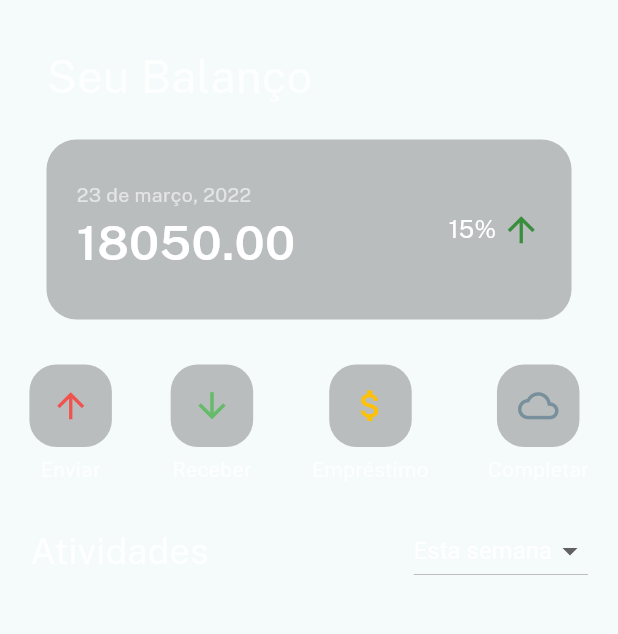
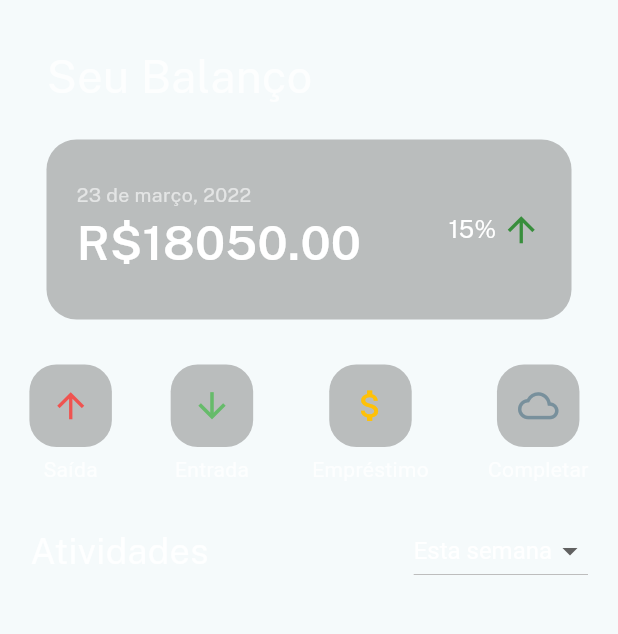
Before and after one commit to Gabriel-Passoss/MyFinances, a Flutter app: the screen it shows after launch, on a phone screen of 412 x 824 dp, the part 84-718 px from its top. Run offline on Flutter 3.47's test engine with Material 2 defaults, Android fonts, the phone set to English and light mode, and no system bars; project files that could hold a hidden picture were left out.

```diff
--- a/lib/components/Operations.dart
+++ b/lib/components/Operations.dart
@@ -1,8 +1,18 @@
 import 'package:flutter/material.dart';
-import '../components/OperationButton.dart';
+import 'operation_button.dart';
+
+import 'modals/send_modal.dart';
 
 class Operations extends StatelessWidget {
   const Operations({super.key});
+
+  _openSendModal(BuildContext context) {
+    showModalBottomSheet(
+        context: context,
+        builder: (_) {
+          return const SendModal();
+        });
+  }
 
   @override
   Widget build(BuildContext context) {
@@ -11,15 +21,19 @@ class Operations extends StatelessWidget {
       child: Row(
         mainAxisAlignment: MainAxisAlignment.spaceAround,
         children: [
-          OperationButton(
-            icon: Icons.arrow_upward,
-            color: Colors.red.shade400,
-            title: 'Enviar',
+          InkWell(
+            borderRadius: BorderRadius.circular(15),
+            onTap: () => _openSendModal(context),
+            child: OperationButton(
+              icon: Icons.arrow_upward,
+              color: Colors.red.shade400,
+              title: 'Saída',
+            ),
           ),
           OperationButton(
             icon: Icons.arrow_downward,
             color: Colors.green.shade400,
-            title: 'Receber',
+            title: 'Entrada',
           ),
           OperationButton(
             icon: Icons.attach_money_outlined,
--- a/lib/components/balance_card.dart
+++ b/lib/components/balance_card.dart
@@ -7,8 +7,11 @@ class BalanceCard extends StatelessWidget {
   final double balance;
   final List<Transaction> transactions;
 
-  const BalanceCard(
-      {super.key, required this.balance, required this.transactions});
+  const BalanceCard({
+    super.key,
+    required this.balance,
+    required this.transactions,
+  });
 
   void _enterSummaryPage(BuildContext context) {
     Navigator.of(context).pushNamed(
@@ -38,18 +41,16 @@ class BalanceCard extends StatelessWidget {
                 mainAxisAlignment: MainAxisAlignment.center,
                 crossAxisAlignment: CrossAxisAlignment.start,
                 children: [
-                  Container(
-                    child: Text(
-                      '23 de março, 2022',
-                      style: TextStyle(
-                        color: Colors.white.withOpacity(0.6),
-                        fontFamily: 'PublicSans',
-                        fontSize: 13,
-                      ),
+                  Text(
+                    '23 de março, 2022',
+                    style: TextStyle(
+                      color: Colors.white.withOpacity(0.6),
+                      fontFamily: 'PublicSans',
+                      fontSize: 13,
                     ),
                   ),
                   Text(
-                    balance.toStringAsFixed(2),
+                    'R\$${balance.toStringAsFixed(2)}',
                     style: const TextStyle(
                       color: Colors.white,
                       fontFamily: 'PublicSans',
--- a/lib/components/OperationButton.dart
+++ b/lib/components/operation_button.dart
@@ -23,13 +23,10 @@ class OperationButton extends StatelessWidget {
           decoration: BoxDecoration(
               color: Colors.grey[700]!.withOpacity(0.4),
               borderRadius: BorderRadius.circular(18)),
-          child: IconButton(
-            onPressed: () {},
-            icon: Icon(
-              icon,
-              color: color,
-              size: 27,
-            ),
+          child: Icon(
+            icon,
+            color: color,
+            size: 27,
           ),
         ),
         Text(
--- a/lib/main.dart
+++ b/lib/main.dart
@@ -21,7 +21,7 @@ class MyApp extends StatelessWidget {
         canvasColor: Colors.black12,
       ),
       routes: {
-        AppRoutes.HOME: (ctx) => HomePage(),
+        AppRoutes.HOME: (ctx) => const HomePage(),
         AppRoutes.SUMMARY: (ctx) => const Summary(),
       },
     );
--- a/lib/pages/home.dart
+++ b/lib/pages/home.dart
@@ -1,6 +1,6 @@
 import 'package:flutter/material.dart';
 import '../models/transaction.dart';
-import '../components/Operations.dart';
+import '../components/operations.dart';
 import '../components/balance_card.dart';
 
 class HomePage extends StatefulWidget {
@@ -44,9 +44,10 @@ class _HomePageState extends State<HomePage> {
   double get _balance {
     double balance = 0;
 
-    for (var i = 0; i < _transactions.length; i++) {
-      balance += _transactions[i].value;
+    for (var index = 0; index < _transactions.length; index++) {
+      balance += _transactions[index].value;
     }
+
     return balance;
   }
 
@@ -135,7 +136,8 @@ class _HomePageState extends State<HomePage> {
                                 )))
                             .toList(),
                       );
-                      }),
+                    },
+                  ),
                 ],
               ),
             )
```
Also changed, not shown: lib/components/modals/send_modal.dart (added, +152 -0 lines), lib/pages/summary.dart (+4 -4 lines). Lines whose indentation alone changed are shown as unchanged.
